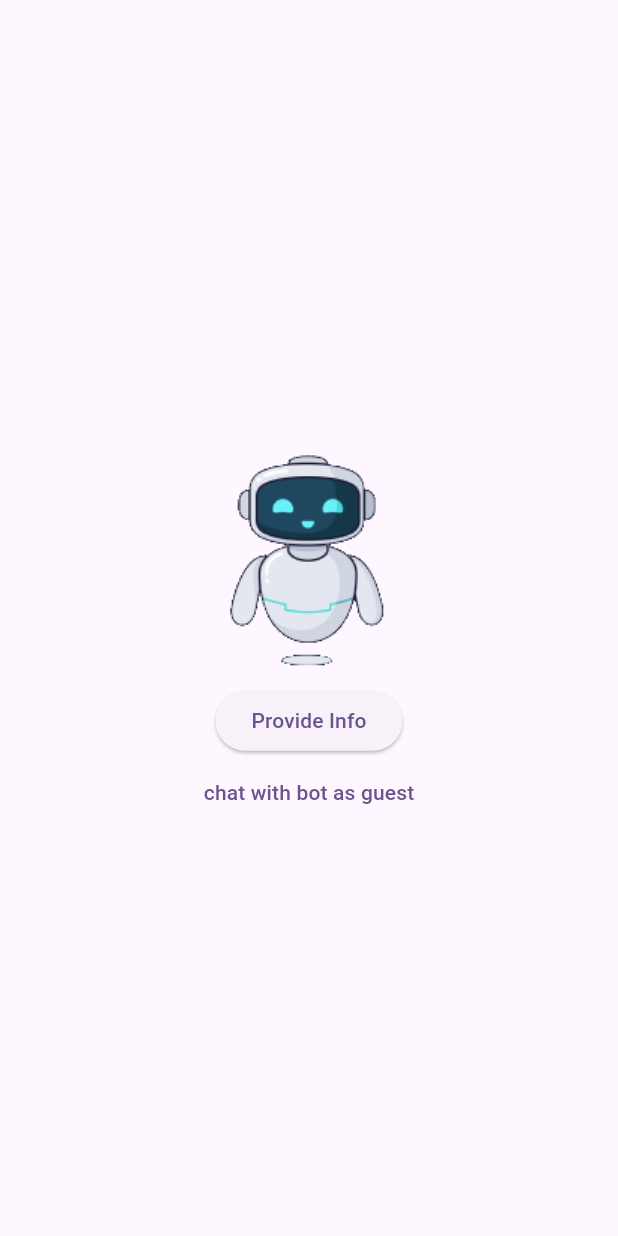
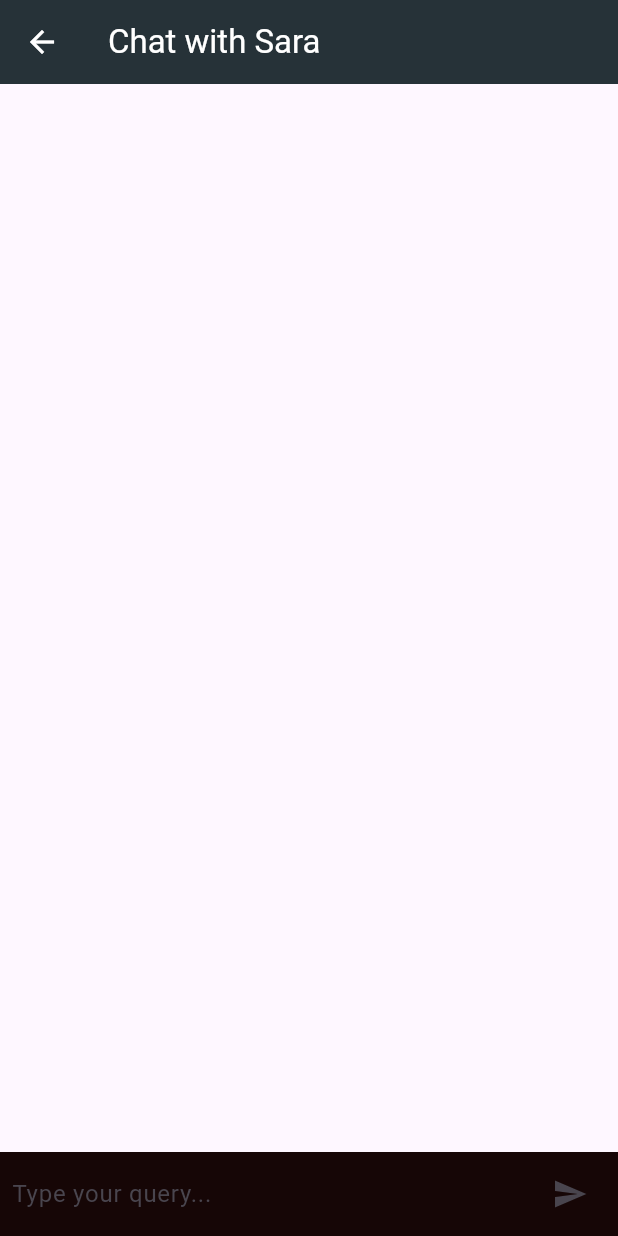
Before and after one commit to j0eTheRipper/apSara, a Flutter app: the screen it shows after launch, after a tap on "chat with bot as guest", on a phone screen of 412 x 824 dp. Run offline on Flutter 3.47's test engine with Material 3 defaults, Android fonts, the light colour scheme and no system bars; our stand-ins replace flutter_dotenv, google_sign_in; missing offline and left inert: extension_google_sign_in_as_googleapis_auth, googleapis.

Commit message:
Chatbot integration
- Creation of a basic chat screen ('ChatScreen' class)
- Connection of this widget with Sara's backend API
- 'SaraStuff' added, as a placeholder for now, but later might contain some sort of initialization logic.

```diff
--- /dev/null
+++ b/lib/SaraChat.dart
@@ -0,0 +1,126 @@
+import 'dart:convert';
+
+import 'package:flutter/material.dart';
+import 'package:flutter_dotenv/flutter_dotenv.dart';
+import 'package:http/http.dart' as http;
+
+class _Message {
+  final String text;
+  final bool isUser;
+
+  _Message({required this.text, required this.isUser});
+}
+
+class ChatScreen extends StatefulWidget {
+  const ChatScreen({super.key});
+
+  @override
+  State<ChatScreen> createState() => _ChatScreenState();
+}
+
+class _ChatScreenState extends State<ChatScreen> {
+  final List<_Message> _messages = [];
+  final TextEditingController _controller = TextEditingController();
+
+  Future<String> getSaraResponse() async {
+    final String url = "${dotenv.env["SARA_API"]}/chat/query";
+    //print(url);
+    //print({"Content-Type": "application/json; charset=UTF-8"});
+    //print(jsonEncode({"message": _messages[0].text}));
+    final response = await http.post(
+      Uri.parse(url),
+      headers: {"Content-Type": "application/json"},
+      body: jsonEncode({"query": _messages[0].text}),
+    );
+    final Map<String, dynamic> jsonResponse = jsonDecode(response.body);
+    return jsonResponse['response']; //Timetable.fromJson(jsonResponse);
+  }
+
+  void _sendMessage(String text) async {
+    if (text.trim().isEmpty) return;
+
+    setState(() {
+      _messages.insert(0, _Message(text: text, isUser: true));
+    });
+
+    _controller.clear();
+
+    var response = await getSaraResponse();
+    //print(response);
+    setState(() {
+      _messages.insert(0, _Message(text: response.toString(), isUser: false));
+    });
+  }
+
+  @override
+  Widget build(BuildContext context) {
+    return Scaffold(
+      appBar: AppBar(
+        title: const Text("Chat with Sara"),
+        backgroundColor: Colors.blueGrey[900],
+        foregroundColor: Colors.white,
+      ),
+      body: Column(
+        children: [
+          Expanded(
+            child: ListView.builder(
+              reverse: true, // Newest at bottom
+              itemCount: _messages.length,
+              itemBuilder: (context, index) {
+                final msg = _messages[index];
+                return Align(
+                  alignment:
+                      msg.isUser ? Alignment.centerRight : Alignment.centerLeft,
+                  child: Container(
+                    margin: const EdgeInsets.symmetric(
+                      vertical: 5,
+                      horizontal: 10,
+                    ),
+                    padding: const EdgeInsets.symmetric(
+                      vertical: 10,
+                      horizontal: 14,
+                    ),
+                    decoration: BoxDecoration(
+                      color:
+                          msg.isUser ? Colors.blueAccent : Colors.grey.shade300,
+                      borderRadius: BorderRadius.circular(12),
+                    ),
+                    child: Text(
+                      msg.text,
+                      style: TextStyle(
+                        color: msg.isUser ? Colors.white : Colors.black87,
+                      ),
+                    ),
+                  ),
+                );
+              },
+            ),
+          ),
+          SafeArea(
+            child: Container(
+              padding: const EdgeInsets.symmetric(horizontal: 8, vertical: 4),
+              color: const Color.fromARGB(255, 22, 6, 6),
+              child: Row(
+                children: [
+                  Expanded(
+                    child: TextField(
+                      controller: _controller,
+                      onSubmitted: _sendMessage,
+                      decoration: const InputDecoration.collapsed(
+                        hintText: "Type your query...",
+                      ),
+                    ),
+                  ),
+                  IconButton(
+                    icon: const Icon(Icons.send),
+                    onPressed: () => _sendMessage(_controller.text),
+                  ),
+                ],
+              ),
+            ),
+          ),
+        ],
+      ),
+    );
+  }
+}
--- a/lib/main.dart
+++ b/lib/main.dart
@@ -1,3 +1,5 @@
+import 'package:ap_sara/SaraChat.dart';
+import 'package:ap_sara/SaraStuff.dart';
 import 'package:ap_sara/UserGoogleAccount.dart';
 import 'package:ap_sara/studentInfo.dart';
 import 'package:flutter/material.dart';
@@ -6,6 +8,7 @@ import 'package:provider/provider.dart';
 
 Future main() async {
   await dotenv.load();
+  print(dotenv.env);
   runApp(const MyApp());
 }
 
@@ -51,7 +54,17 @@ class Login extends StatelessWidget {
               },
               child: Text("Provide Info"),
             ),
-            TextButton(onPressed: () {}, child: Text("chat with bot as guest")),
+            TextButton(
+              onPressed: () {
+                Navigator.of(context).push(
+                  MaterialPageRoute(
+                    builder: (context) {
+                      return ChangeNotifierProvider(create: (context) => SaraStuff(), child: ChatScreen());
+                    },
+                  ),
+                );
+              },
+              child: Text("chat with bot as guest")),
           ],
         ),
       ),
```
Also changed, not shown: lib/SaraStuff.dart (added, +9 -0 lines).
